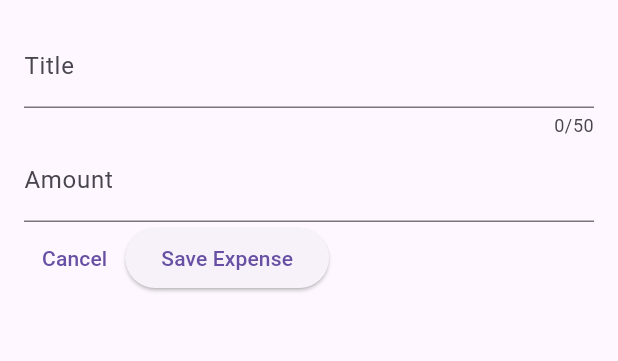
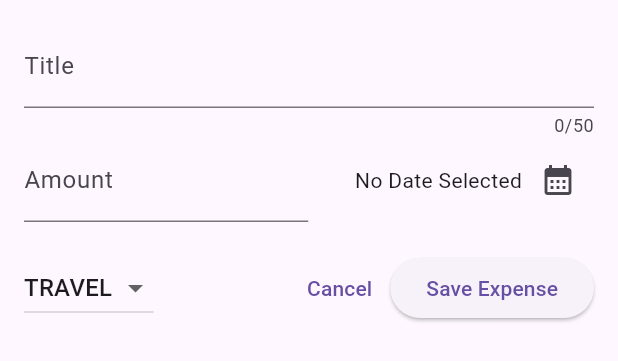
Before and after one commit to EngMohammed123/expenses_app, a Flutter app: the NewExpense widget shown alone on an empty page, opened directly, on a phone screen of 412 x 824 dp. Shown: the top 361 px of the screen. Run offline on Flutter 3.47's test engine with Material 3 defaults, Android fonts, the phone set to English and light mode, and no system bars.

Commit message:
drop down menu button done

```diff
--- a/lib/widgets/index.dart
+++ b/lib/widgets/index.dart
@@ -1,2 +1,3 @@
 export 'expenses.dart';
+export 'new_expense.dart';
 export 'expanses_list/index.dart';
--- a/lib/widgets/new_expense.dart
+++ b/lib/widgets/new_expense.dart
@@ -1,4 +1,6 @@
+import 'package:expenses_app/models/expense.dart';
 import 'package:flutter/material.dart';
+import 'package:intl/intl.dart';
 
 class NewExpense extends StatefulWidget {
   const NewExpense({super.key});
@@ -10,6 +12,10 @@ class NewExpense extends StatefulWidget {
 class _NewExpenseState extends State<NewExpense> {
   final TextEditingController _titleController = TextEditingController();
   final TextEditingController _amountController = TextEditingController();
+
+final formatter = DateFormat.yMd();
+  DateTime? _selectedDate;
+  Category _selectedCategory = Category.travel;
 
   @override
   void dispose() {
@@ -29,14 +35,68 @@ class _NewExpenseState extends State<NewExpense> {
             maxLength: 50,
             decoration: const InputDecoration(label: Text('Title')),
           ),
-          TextField(
-            controller: _amountController,
-            keyboardType: TextInputType.number,
-            decoration:
-                const InputDecoration(label: Text('Amount'), prefixText: '\$'),
-          ),
           Row(
             children: [
+              Expanded(
+                child: TextField(
+                  controller: _amountController,
+                  keyboardType: TextInputType.number,
+                  decoration: const InputDecoration(
+                      label: Text('Amount'), prefixText: '\$'),
+                ),
+              ),
+              const SizedBox(
+                width: 1,
+              ),
+              Expanded(
+                child: Row(
+                  mainAxisAlignment: MainAxisAlignment.end,
+                  crossAxisAlignment: CrossAxisAlignment.center,
+                  children: [
+                    Text(_selectedDate == null ? 'No Date Selected' : formatter.format(_selectedDate!)),
+                    IconButton(
+                      onPressed: () async{
+                        final now = DateTime.now();
+                        final firstDate = DateTime(now.year - 1, now.month, now.day);
+                        final DateTime? pickedDate = await showDatePicker(
+                          context: context,
+                          initialDate: now,
+                          firstDate: firstDate,
+                          lastDate: now,
+                        );
+                        setState(() {
+                          _selectedDate = pickedDate;
+                        });
+                      },
+                      icon: const Icon(
+                        Icons.calendar_month,
+                      ),
+                    ),
+                  ],
+                ),
+              )
+            ],
+          ),
+          const SizedBox(height: 20,),
+          Row(
+            children: [
+              DropdownButton(
+                value: _selectedCategory,
+                items: Category.values.map((e) => DropdownMenuItem(
+                  value: e,
+                  child: Text(e.name.toUpperCase()),
+                  ),
+                ).toList(),
+                 onChanged: (newCat){
+                  if(newCat == null){
+                    return;
+                  }
+                  setState(() {
+                    _selectedCategory = newCat;
+                  });
+                 },
+                 ),
+                 const Spacer(),
               TextButton(
                 onPressed: () => Navigator.of(context).pop(),
                 child: const Text('Cancel'),
```
